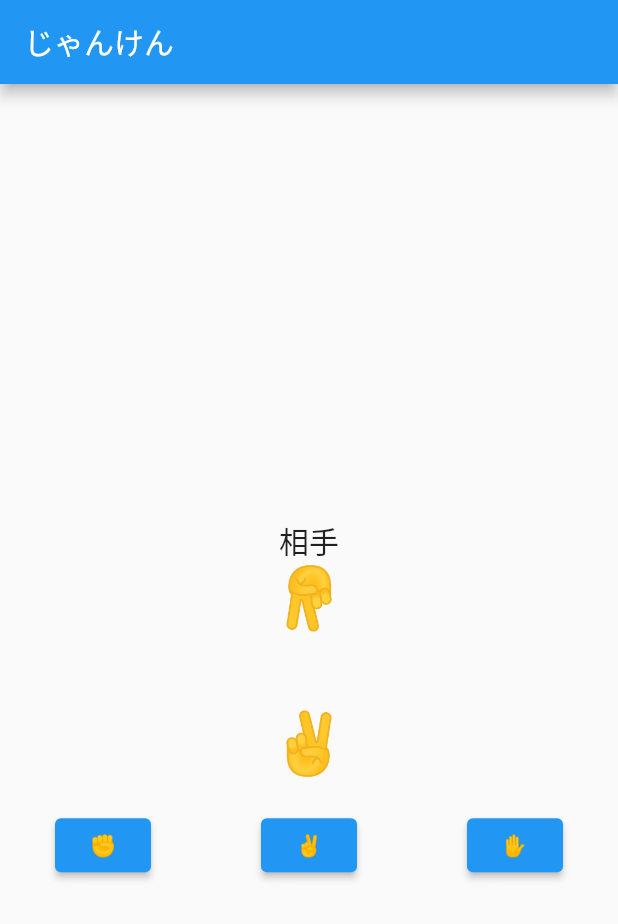
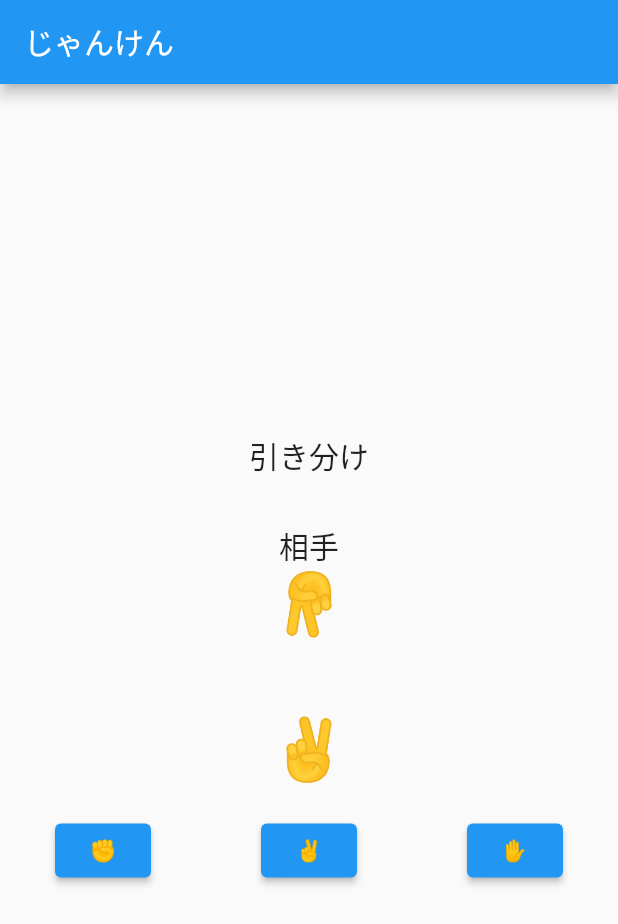
Before and after one commit to sa8a/janken_app, a Flutter app: the screen it shows after launch, after a tap on "✌️", on a phone screen of 412 x 824 dp. Shown: the top 924 px of the screen. Run offline on Flutter 3.47's test engine with Material 2 defaults, Android fonts, the phone set to English and light mode, and no system bars.

Commit message:
add: 勝ち負けの結果表示を追加

```diff
--- a/lib/main.dart
+++ b/lib/main.dart
@@ -36,6 +36,7 @@ class _JankenPageState extends State<JankenPage> {
     setState(() {
       myHand = getHand;
       _generateYourHand();
+      _result();
     });
   }
 
@@ -53,6 +54,18 @@ class _JankenPageState extends State<JankenPage> {
       return '✋';
     } else {
       return '失敗...もう一度試してください。';
+    }
+  }
+
+  void _result() {
+    if (myHand == yourHand) {
+      result = '引き分け';
+    } else if (myHand == '✊' && yourHand == '✌️' ||
+        myHand == '✌️' && yourHand == '✋' ||
+        myHand == '✋' && yourHand == '✊') {
+      result = 'あなたの勝ち';
+    } else {
+      result = 'あなたの負け';
     }
   }
 
```
